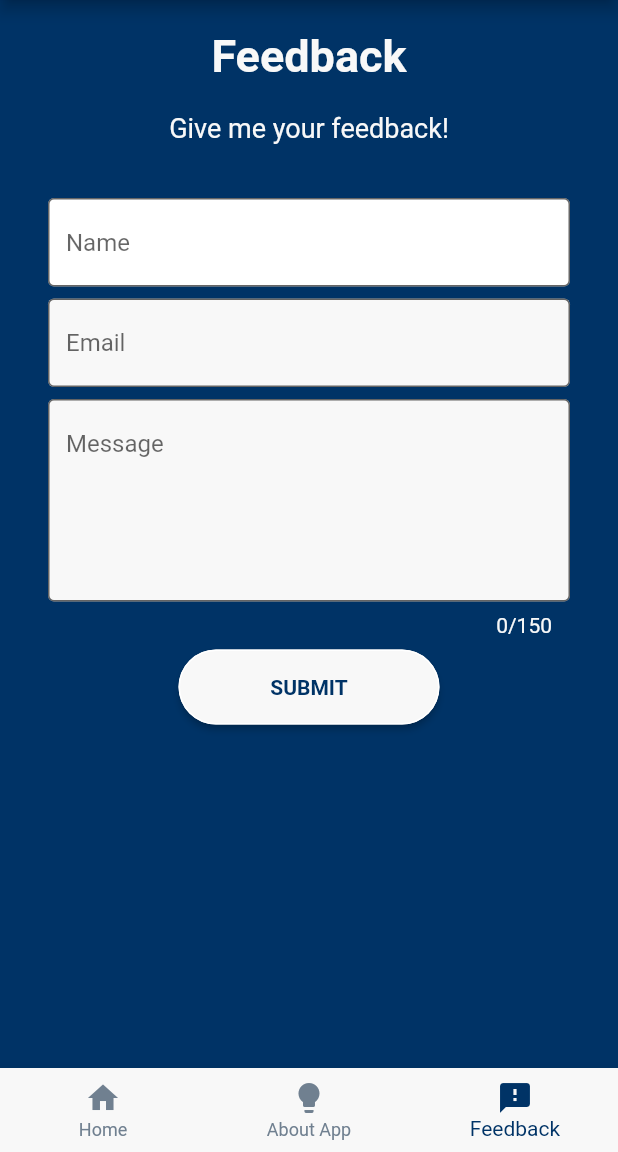
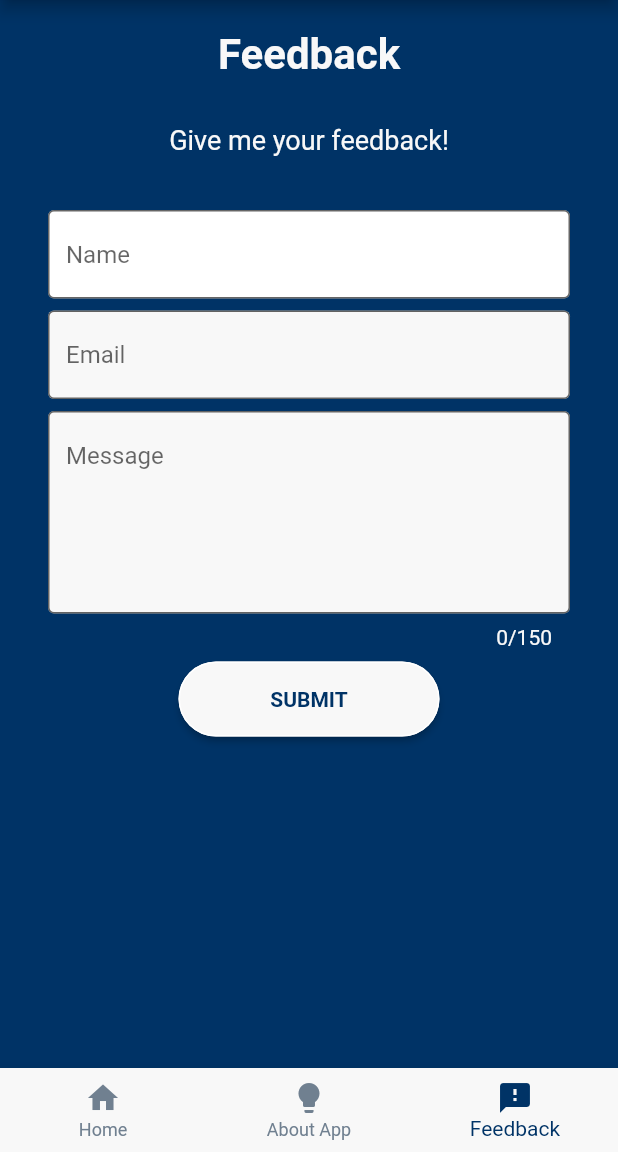
Before and after one commit to fritzlamparas/StudyForge, a Flutter app: the screen it shows after launch, item 3 of the bottom bar chosen, on a phone screen of 412 x 824 dp, the part 84-1236 px from its top. Run offline on Flutter 3.47's test engine with Material 2 defaults, Android fonts, the phone set to English and light mode, and no system bars; our stand-ins replace cloud_firestore, firebase_core, flutter_native_splash; accounts and stored records are empty; Roboto replaces fonts that are missing (RobotoBold, RobotoMedium).

Commit message:
updates0818

```diff
--- a/lib/nav_pages/feedBack.dart
+++ b/lib/nav_pages/feedBack.dart
@@ -87,16 +87,16 @@ class _FeedbackPageState extends State<FeedbackPage> {
           child: Column(
             crossAxisAlignment: CrossAxisAlignment.center,
             children: <Widget>[
-              const SizedBox(
-                height: 20,
-              ),
-              const Text(
-                "Feedback",
-                style: TextStyle(
-                    fontSize: 30.0,
-                    fontFamily: 'RobotoBold',
-                    fontWeight: FontWeight.bold,
-                    color: Color.fromRGBO(248, 248, 248, 1.0)),
+              Container(
+                padding: const EdgeInsets.fromLTRB(20, 20, 20, 10),
+                child: const Text(
+                  "Feedback",
+                  style: TextStyle(
+                      fontSize: 28.0,
+                      fontFamily: 'RobotoBold',
+                      fontWeight: FontWeight.bold,
+                      color: Color.fromRGBO(248, 248, 248, 1.0)),
+                ),
               ),
               const SizedBox(
                 height: 20,
```
Also changed, not shown: lib/nav_pages/aboutUs.dart (+2 -5 lines), lib/widgets/quiz.dart (+11 -11 lines), assets/Images_of_Plant/0.png, assets/Images_of_Plant/1.png, assets/Images_of_Plant/2.png, assets/Images_of_Plant/3.png, assets/Images_of_Plant/4.png, assets/Images_of_Plant/5.png, assets/Images_of_Plant/6.png, assets/Images_of_Plant/7.png.
